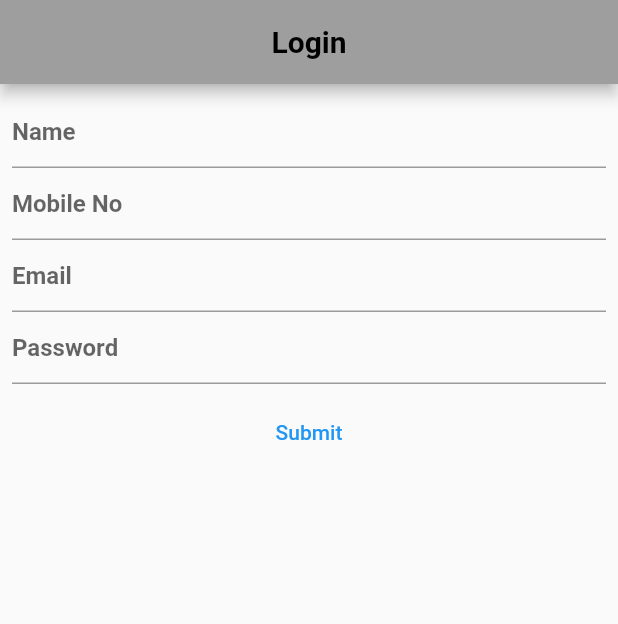
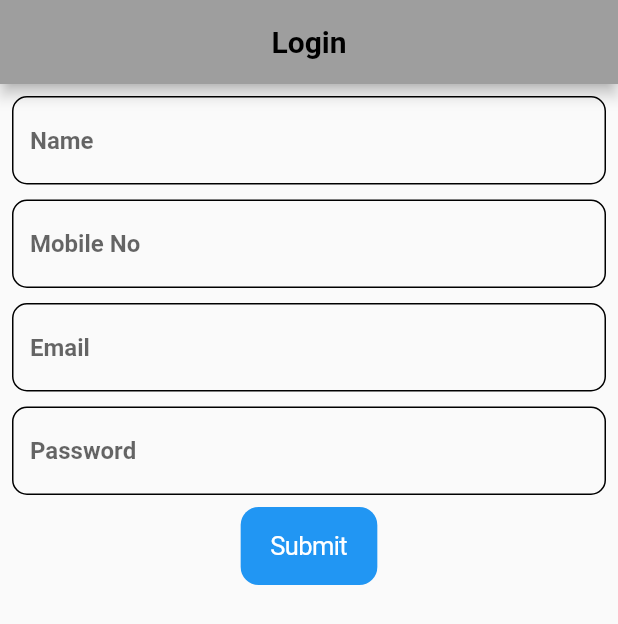
Before and after one commit to Rishabh3108/oepptask, a Flutter app: the screen it shows after launch, on a phone screen of 412 x 824 dp. Shown: the top 624 px of the screen. Run offline on Flutter 3.47's test engine with Material 2 defaults, Android fonts, the phone set to English and light mode, and no system bars; our stand-ins replace shared_preferences.

```diff
--- a/lib/ui/login/Login_page.dart
+++ b/lib/ui/login/Login_page.dart
@@ -13,16 +13,16 @@ class LoginPage extends StatefulWidget {
 class _LoginPageState extends State<LoginPage> {
   final GlobalKey<FormState> _formKey = GlobalKey<FormState>();
 
-  TextEditingController userName  = TextEditingController();
-  TextEditingController mobile  = TextEditingController();
-  TextEditingController email  = TextEditingController();
-  TextEditingController pass  = TextEditingController();
+  TextEditingController userName = TextEditingController();
+  TextEditingController mobile = TextEditingController();
+  TextEditingController email = TextEditingController();
+  TextEditingController pass = TextEditingController();
   @override
   void initState() {
     // TODO: implement initState
     super.initState();
+  }
 
-  }
   @override
   Widget build(BuildContext context) {
     return Scaffold(
@@ -44,53 +44,128 @@ class _LoginPageState extends State<LoginPage> {
                 children: [
                   TextFormField(
                     controller: userName,
-                    validator: (value){
-                      if(value!.isEmpty){
+                    validator: (value) {
+                      if (value!.isEmpty) {
                         return "please enter your name";
                       }
                     },
                     keyboardType: TextInputType.name,
-                    decoration: InputDecoration(
+                    decoration: const InputDecoration(
+                        errorBorder: OutlineInputBorder(
+                            borderRadius: BorderRadius.all(Radius.circular(10)),
+                            borderSide: BorderSide(color: Colors.red)),
+                        focusedBorder: OutlineInputBorder(
+                            borderRadius: BorderRadius.all(Radius.circular(10)),
+                            borderSide: BorderSide(color: Colors.green)),
+                        disabledBorder: OutlineInputBorder(
+                            borderRadius: BorderRadius.all(Radius.circular(10)),
+                            borderSide: BorderSide(color: Colors.orange)),
+                        enabledBorder: OutlineInputBorder(
+                            borderRadius: BorderRadius.all(Radius.circular(10)),
+                            borderSide: BorderSide(color: Colors.black)),
+                        border: OutlineInputBorder(
+                            borderRadius: BorderRadius.all(Radius.circular(10)),
+                            borderSide: BorderSide(color: Colors.black)),
                         hintText: 'Name',
                         hintStyle: TextStyle(fontWeight: FontWeight.bold)),
+                  ),
+                  SizedBox(
+                    height: 10,
                   ),
                   TextFormField(
                       controller: mobile,
                       maxLength: 10,
-                    validator: (value){
-                      if(value!.isEmpty){
+                      validator: (value) {
+                        if (value!.isEmpty) {
                           return "please enter your mobile number";
                         }
                       },
                       keyboardType: TextInputType.number,
-                    decoration: InputDecoration(
+                      decoration: const InputDecoration(
+                          border: OutlineInputBorder(
+                            borderRadius: BorderRadius.all(Radius.circular(10)),
+                            borderSide: BorderSide(color: Colors.black),
+                          ),
+                          focusedBorder: OutlineInputBorder(
+                              borderRadius:
+                                  BorderRadius.all(Radius.circular(10)),
+                              borderSide: BorderSide(color: Colors.green)),
+                          errorBorder: OutlineInputBorder(
+                              borderRadius:
+                                  BorderRadius.all(Radius.circular(10)),
+                              borderSide: BorderSide(color: Colors.red)),
+                          disabledBorder: OutlineInputBorder(
+                              borderRadius:
+                                  BorderRadius.all(Radius.circular(10)),
+                              borderSide: BorderSide(color: Colors.orange)),
+                          enabledBorder: OutlineInputBorder(
+                              borderRadius:
+                                  BorderRadius.all(Radius.circular(10)),
+                              borderSide: BorderSide(color: Colors.black)),
                           counterText: '',
                           hintText: "Mobile No",
-                        hintStyle: TextStyle(fontWeight: FontWeight.bold)),
+                          hintStyle: TextStyle(fontWeight: FontWeight.bold))),
+                  SizedBox(
+                    height: 10,
                   ),
                   TextFormField(
                     controller: email,
-                    validator: (value){
-                      if(value!.isEmpty){
+                    validator: (value) {
+                      if (value!.isEmpty) {
                         return "please enter your email";
                       }
                     },
                     keyboardType: TextInputType.emailAddress,
-                    decoration: InputDecoration(
+                    decoration: const InputDecoration(
+                      border: OutlineInputBorder(
+                        borderRadius: BorderRadius.all(Radius.circular(10)),
+                        borderSide: BorderSide(color: Colors.black),
+                      ),
+                      focusedBorder: OutlineInputBorder(
+                          borderRadius: BorderRadius.all(Radius.circular(10)),
+                          borderSide: BorderSide(color: Colors.green)),
+                      errorBorder: OutlineInputBorder(
+                          borderRadius: BorderRadius.all(Radius.circular(10)),
+                          borderSide: BorderSide(color: Colors.red)),
+                      disabledBorder: OutlineInputBorder(
+                          borderRadius: BorderRadius.all(Radius.circular(10)),
+                          borderSide: BorderSide(color: Colors.orange)),
+                      enabledBorder: OutlineInputBorder(
+                          borderRadius: BorderRadius.all(Radius.circular(10)),
+                          borderSide: BorderSide(color: Colors.black)),
                       hintText: 'Email',
                       hintStyle: TextStyle(fontWeight: FontWeight.bold),
                     ),
                   ),
+                  SizedBox(
+                    height: 10,
+                  ),
                   TextFormField(
                     controller: pass,
-                    validator: (value){
-                      if(value!.isEmpty){
+                    validator: (value) {
+                      if (value!.isEmpty) {
                         return "please enter correct password";
                       }
                     },
-                    obscureText:true ,
+                    obscureText: true,
                     keyboardType: TextInputType.text,
-                    decoration: InputDecoration(
+                    decoration: const InputDecoration(
+                        border: OutlineInputBorder(
+                          borderRadius: BorderRadius.all(Radius.circular(10)),
+                          borderSide: BorderSide(color: Colors.black),
+                        ),
+                        focusedBorder: OutlineInputBorder(
+                            borderRadius: BorderRadius.all(Radius.circular(10)),
+                            borderSide: BorderSide(color: Colors.green)),
+                        errorBorder: OutlineInputBorder(
+                            borderRadius: BorderRadius.all(Radius.circular(10)),
+                            borderSide: BorderSide(color: Colors.red)),
+                        disabledBorder: OutlineInputBorder(
+                            borderRadius: BorderRadius.all(Radius.circular(10)),
+                            borderSide: BorderSide(color: Colors.orange)),
+                        enabledBorder: OutlineInputBorder(
+                            borderRadius: BorderRadius.all(Radius.circular(10)),
+                            borderSide: BorderSide(color: Colors.black)),
                         hintText: 'Password',
                         hintStyle: TextStyle(fontWeight: FontWeight.bold)),
                   )
@@ -98,22 +173,46 @@ class _LoginPageState extends State<LoginPage> {
               ),
             ),
           ),
+          // TextButton(
+          //     onPressed: () {
+          //       if (_formKey.currentState!.validate()) {
+          //         _formKey.currentState!.save();
+          //         print(userName.text);
+          //         print(email.text);
+          //         print(mobile.text);
+          //         UserPreference()
+          //             .setStringPref(UserPreference.userName, userName.text);
+          //         UserPreference()
+          //             .setStringPref(UserPreference.email, email.text);
+          //         UserPreference()
+          //             .setStringPref(UserPreference.mobile, mobile.text);
+          //         Navigator.of(context).push(
+          //             MaterialPageRoute(builder: (context) => Dashboard()));
+          //         print("Form submited");
+          //       } else {}
+          //     },
+          //     child: const Text('Submit')),
 
-          TextButton(onPressed: (){
-            if(_formKey.currentState!.validate()){
+           CupertinoButton.filled(
+            onPressed: () {
+              if (_formKey.currentState!.validate()) {
                 _formKey.currentState!.save();
                 print(userName.text);
                 print(email.text);
                 print(mobile.text);
-              UserPreference().setStringPref(UserPreference.userName, userName.text);
-              UserPreference().setStringPref(UserPreference.email, email.text);
-              UserPreference().setStringPref(UserPreference.mobile, mobile.text);
-              Navigator.of(context).push(MaterialPageRoute(builder: (context)=>Dashboard()));
+                UserPreference()
+                    .setStringPref(UserPreference.userName, userName.text);
+                UserPreference()
+                    .setStringPref(UserPreference.email, email.text);
+                UserPreference()
+                    .setStringPref(UserPreference.mobile, mobile.text);
+                Navigator.of(context).push(
+                    MaterialPageRoute(builder: (context) => Dashboard()));
                 print("Form submited");
-            }else{
+              } else {}
+            },
+            child: const Text('Submit')),
 
-            }
-          }, child: const Text('Submit'))
         ],
       ),
     );
```
Lines whose indentation alone changed are shown as unchanged.
